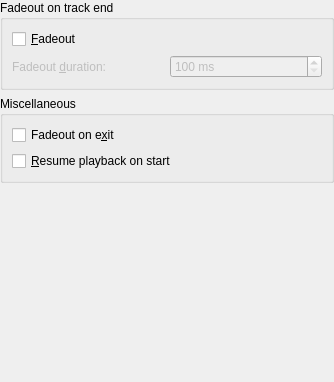
The window that src/configdialog/dialogs/PlaybackConfig.ui (netrunner-debian-kde-extras/amarok) describes before a commit, drawn with Qt 5.
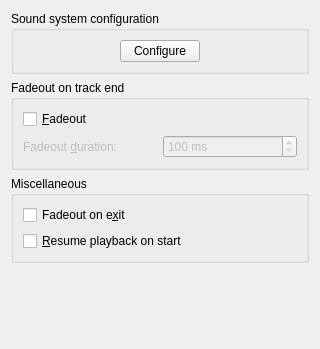
The same window after the commit.

```diff
--- a/src/configdialog/dialogs/PlaybackConfig.ui
+++ b/src/configdialog/dialogs/PlaybackConfig.ui
@@ -1,25 +1,44 @@
 <ui version="4.0" >
  <class>PlaybackConfig</class>
- <widget class="QWidget" name="PlaybackConfig" >
-  <property name="geometry" >
+ <widget class="QWidget" name="PlaybackConfig">
+  <property name="geometry">
    <rect>
     <x>0</x>
     <y>0</y>
-    <width>334</width>
-    <height>382</height>
+    <width>320</width>
+    <height>349</height>
    </rect>
   </property>
-  <layout class="QGridLayout" name="gridLayout_2" >
-   <property name="margin" >
-    <number>0</number>
-   </property>
-   <item row="0" column="0" >
-    <widget class="QGroupBox" name="opt_crossfade_2" >
-     <property name="whatsThis" >
-      <string>&lt;b>Quit Behavior&lt;/b>
-&lt;p>On exit, Amarok can slowly fade the volume of the playing track (which is configurable), or stop playback immediately.&lt;/p></string>
+  <layout class="QVBoxLayout" name="verticalLayout_2">
+   <item>
+    <widget class="QGroupBox" name="groupBox_2">
+     <property name="title">
+      <string>Sound system configuration</string>
      </property>
-     <property name="title" >
+     <layout class="QGridLayout" name="gridLayout_2">
+      <item row="0" column="0">
+       <widget class="QPushButton" name="pushButtonPhonon">
+        <property name="sizePolicy">
+         <sizepolicy hsizetype="Fixed" vsizetype="Fixed">
+          <horstretch>0</horstretch>
+          <verstretch>0</verstretch>
+         </sizepolicy>
+        </property>
+        <property name="text">
+         <string>Configure</string>
+        </property>
+       </widget>
+      </item>
+     </layout>
+    </widget>
+   </item>
+   <item>
+    <widget class="QGroupBox" name="opt_crossfade_2">
+     <property name="whatsThis">
+      <string>&lt;b&gt;Quit Behavior&lt;/b&gt;
+&lt;p&gt;On exit, Amarok can slowly fade the volume of the playing track (which is configurable), or stop playback immediately.&lt;/p&gt;</string>
+     </property>
+     <property name="title">
       <string>Fadeout on track end</string>
      </property>
      <layout class="QGridLayout" name="gridLayout" >
@@ -71,9 +90,9 @@
      </layout>
     </widget>
    </item>
-   <item row="1" column="0" >
-    <widget class="QGroupBox" name="groupBox" >
-     <property name="title" >
+   <item>
+    <widget class="QGroupBox" name="groupBox">
+     <property name="title">
       <string>Miscellaneous</string>
      </property>
      <layout class="QGridLayout" name="gridLayout_3" >
@@ -100,9 +119,9 @@
      </layout>
     </widget>
    </item>
-   <item row="2" column="0" >
-    <spacer name="verticalSpacer" >
-     <property name="orientation" >
+   <item>
+    <spacer name="verticalSpacer">
+     <property name="orientation">
       <enum>Qt::Vertical</enum>
      </property>
      <property name="sizeHint" stdset="0" >
```
Left out of the diff: 69 changed lines with no effect on the pictures.
